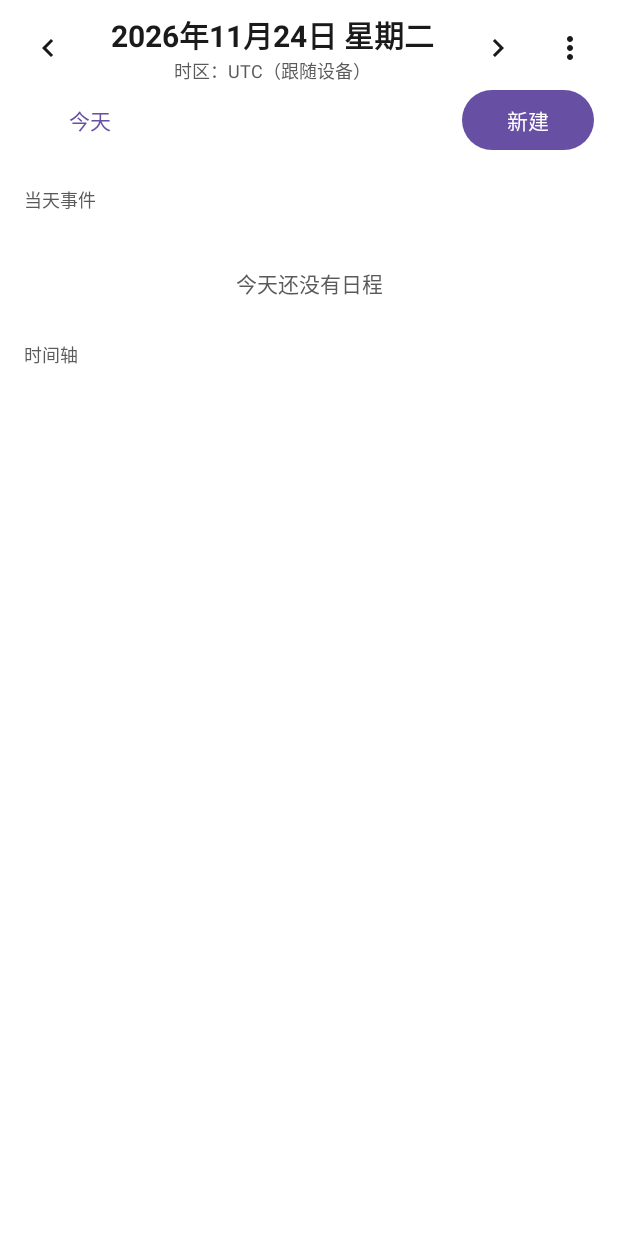
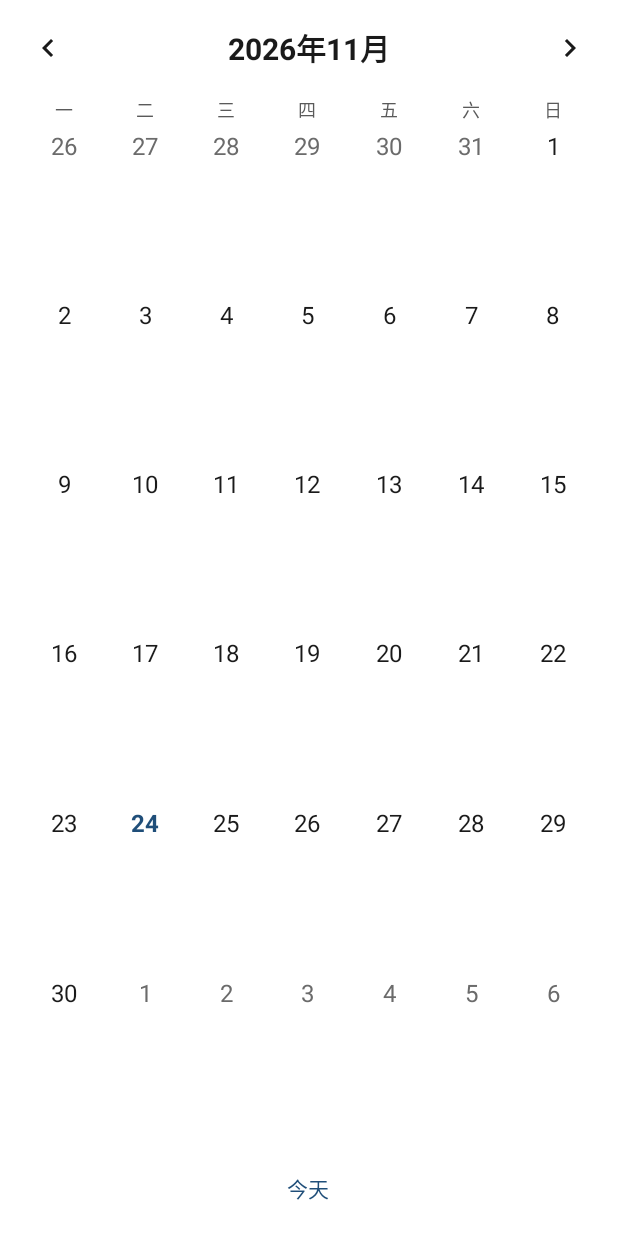
Before and after one commit to lwhlove1221/zzq-calendar-android, an Android app: the screen it shows after launch (MainActivity before the commit, MonthActivity after it), on a phone screen of 412 x 824 dp. Run offline under Robolectric (Android 15) with nearby library versions, the phone set to English and light mode, and no system bars.

Commit message:
补月视图：日历网格作为默认入口（ZZQ-40）

```diff
--- a/app/src/main/AndroidManifest.xml
+++ b/app/src/main/AndroidManifest.xml
@@ -10,7 +10,7 @@
         android:theme="@style/Theme.Calendar">
 
         <activity
-            android:name=".ui.MainActivity"
+            android:name=".ui.MonthActivity"
             android:exported="true">
             <intent-filter>
                 <action android:name="android.intent.action.MAIN" />
@@ -19,6 +19,10 @@
         </activity>
 
         <activity
+            android:name=".ui.MainActivity"
+            android:exported="false" />
+
+        <activity
             android:name=".ui.EventEditActivity"
             android:exported="false"
             android:windowSoftInputMode="adjustResize" />
--- a/app/src/main/java/com/zzq/calendar/data/EventRepository.kt
+++ b/app/src/main/java/com/zzq/calendar/data/EventRepository.kt
@@ -18,6 +18,7 @@ import com.zzq.calendar.importer.ImportPreview
 import java.time.Instant
 import java.time.LocalDate
 import java.time.LocalDateTime
+import java.time.YearMonth
 import java.time.ZoneId
 import java.util.UUID
 import kotlinx.coroutines.CoroutineDispatcher
@@ -105,23 +106,38 @@ class EventRepository(
     }
 
     suspend fun loadDay(day: LocalDate, zone: ZoneId = ZoneId.systemDefault()): DayAgenda =
+        withContext(ioDispatcher) { buildDay(store.loadAll(), day, zone) }
+
+    /** Event counts per day for the month grid; days without events are omitted. */
+    suspend fun loadMonth(month: YearMonth, zone: ZoneId = ZoneId.systemDefault()): Map<LocalDate, Int> =
         withContext(ioDispatcher) {
+            val stored = store.loadAll()
+            buildMap {
+                (1..month.lengthOfMonth()).forEach { dayOfMonth ->
+                    val day = month.atDay(dayOfMonth)
+                    val count = buildDay(stored, day, zone).instanceCount
+                    if (count > 0) put(day, count)
+                }
+            }
+        }
+
+    private fun buildDay(stored: List<StoredEvent>, day: LocalDate, zone: ZoneId): DayAgenda {
         val dayStart = day.atStartOfDay(zone).toInstant()
         val dayEnd = day.plusDays(1).atStartOfDay(zone).toInstant()
         val allDay = mutableListOf<EventInstance>()
         val timed = mutableListOf<EventInstance>()
 
-            store.loadAll().forEach { stored ->
-                val master = stored.master
+        stored.forEach { event ->
+            val master = event.master
             if (master.tombstone) return@forEach
             if (master.allDay) {
-                    allDay += expandAllDay(master, stored.exceptions, day, zone)
+                allDay += expandAllDay(master, event.exceptions, day, zone)
             } else {
-                    timed += expandTimed(master, stored.exceptions, dayStart, dayEnd, zone)
+                timed += expandTimed(master, event.exceptions, dayStart, dayEnd, zone)
             }
         }
 
-            DayAgenda(
+        return DayAgenda(
             day = day,
             allDay = allDay.sortedWith(compareBy({ it.startWall }, { it.title })),
             timed = timed.sortedWith(compareBy({ it.start }, { it.end }, { it.title })),
--- a/app/src/main/java/com/zzq/calendar/model/Models.kt
+++ b/app/src/main/java/com/zzq/calendar/model/Models.kt
@@ -98,6 +98,7 @@ data class DayAgenda(
     val timed: List<EventInstance>,
 ) {
     val isEmpty: Boolean get() = allDay.isEmpty() && timed.isEmpty()
+    val instanceCount: Int get() = allDay.size + timed.size
 }
 
 data class RepeatSpec(
--- /dev/null
+++ b/app/src/main/java/com/zzq/calendar/model/MonthGrid.kt
@@ -0,0 +1,26 @@
+package com.zzq.calendar.model
+
+import java.time.DayOfWeek
+import java.time.LocalDate
+import java.time.YearMonth
+import java.time.temporal.TemporalAdjusters
+
+data class MonthCell(val date: LocalDate, val inMonth: Boolean)
+
+/** 6×7 month grid, Monday first (PRD-06 default). */
+object MonthGrid {
+
+    const val COLUMNS = 7
+    const val ROWS = 6
+    const val SIZE = COLUMNS * ROWS
+
+    val weekdayLabels: List<String> = listOf("一", "二", "三", "四", "五", "六", "日")
+
+    fun cells(month: YearMonth): List<MonthCell> {
+        val first = month.atDay(1).with(TemporalAdjusters.previousOrSame(DayOfWeek.MONDAY))
+        return (0 until SIZE).map { offset ->
+            val date = first.plusDays(offset.toLong())
+            MonthCell(date, YearMonth.from(date) == month)
+        }
+    }
+}
--- /dev/null
+++ b/app/src/main/java/com/zzq/calendar/ui/MonthActivity.kt
@@ -0,0 +1,158 @@
+package com.zzq.calendar.ui
+
+import android.graphics.Typeface
+import android.os.Bundle
+import android.util.TypedValue
+import android.view.Gravity
+import android.view.View
+import android.widget.LinearLayout
+import android.widget.TextView
+import androidx.appcompat.app.AppCompatActivity
+import androidx.lifecycle.lifecycleScope
+import com.zzq.calendar.AppGraph
+import com.zzq.calendar.R
+import com.zzq.calendar.databinding.ActivityMonthBinding
+import com.zzq.calendar.model.MonthCell
+import com.zzq.calendar.model.MonthGrid
+import java.time.LocalDate
+import java.time.YearMonth
+import java.time.ZoneId
+import kotlinx.coroutines.launch
+
+class MonthActivity : AppCompatActivity() {
+
+    private lateinit var binding: ActivityMonthBinding
+    private val repository by lazy { AppGraph.repository(this) }
+    private val zone: ZoneId get() = ZoneId.systemDefault()
+
+    private var month: YearMonth = YearMonth.now()
+    private var loadGeneration = 0
+
+    override fun onCreate(savedInstanceState: Bundle?) {
+        super.onCreate(savedInstanceState)
+        binding = ActivityMonthBinding.inflate(layoutInflater)
+        setContentView(binding.root)
+
+        month = savedInstanceState?.getString(KEY_MONTH)?.let(YearMonth::parse) ?: YearMonth.now(zone)
+        binding.previousMonthButton.setOnClickListener { shiftMonth(-1) }
+        binding.nextMonthButton.setOnClickListener { shiftMonth(1) }
+        binding.todayButton.setOnClickListener {
+            month = YearMonth.now(zone)
+            load()
+        }
+        buildWeekHeader()
+    }
+
+    override fun onResume() {
+        super.onResume()
+        load()
+    }
+
+    override fun onSaveInstanceState(outState: Bundle) {
+        super.onSaveInstanceState(outState)
+        outState.putString(KEY_MONTH, month.toString())
+    }
+
+    private fun shiftMonth(delta: Long) {
+        month = month.plusMonths(delta)
+        load()
+    }
+
+    private fun buildWeekHeader() {
+        binding.weekHeader.removeAllViews()
+        MonthGrid.weekdayLabels.forEach { label ->
+            binding.weekHeader.addView(
+                TextView(this).apply {
+                    text = label
+                    gravity = Gravity.CENTER
+                    setTextColor(getColor(R.color.on_surface_variant))
+                    textSize = 12f
+                    layoutParams = LinearLayout.LayoutParams(0, LinearLayout.LayoutParams.WRAP_CONTENT, 1f)
+                },
+            )
+        }
+    }
+
+    private fun load() {
+        binding.monthTitle.text = getString(R.string.month_title, month.year, month.monthValue)
+        val generation = ++loadGeneration
+        lifecycleScope.launch(AppGraph.mainDispatcher) {
+            val counts = runCatching { repository.loadMonth(month, zone) }.getOrDefault(emptyMap())
+            if (generation != loadGeneration) return@launch
+            render(counts)
+        }
+    }
+
+    private fun render(counts: Map<LocalDate, Int>) {
+        binding.monthGrid.removeAllViews()
+        val cells = MonthGrid.cells(month)
+        val today = LocalDate.now(zone)
+        repeat(MonthGrid.ROWS) { row ->
+            val rowView = LinearLayout(this).apply {
+                orientation = LinearLayout.HORIZONTAL
+                layoutParams = LinearLayout.LayoutParams(
+                    LinearLayout.LayoutParams.MATCH_PARENT,
+                    0,
+                    1f,
+                )
+            }
+            repeat(MonthGrid.COLUMNS) { column ->
+                rowView.addView(buildCell(cells[row * MonthGrid.COLUMNS + column], counts, today))
+            }
+            binding.monthGrid.addView(rowView)
+        }
+    }
+
+    private fun buildCell(cell: MonthCell, counts: Map<LocalDate, Int>, today: LocalDate): View {
+        val count = counts[cell.date] ?: 0
+        val background = TypedValue()
+        theme.resolveAttribute(android.R.attr.selectableItemBackground, background, true)
+
+        val container = LinearLayout(this).apply {
+            orientation = LinearLayout.VERTICAL
+            gravity = Gravity.TOP or Gravity.CENTER_HORIZONTAL
+            minimumHeight = resources.getDimensionPixelSize(R.dimen.touch_target_min)
+            layoutParams = LinearLayout.LayoutParams(0, LinearLayout.LayoutParams.MATCH_PARENT, 1f)
+            setBackgroundResource(background.resourceId)
+            isClickable = true
+            isFocusable = true
+            contentDescription = if (count > 0) {
+                getString(
+                    R.string.month_cell_description,
+                    cell.date.monthValue,
+                    cell.date.dayOfMonth,
+                    count,
+                )
+            } else {
+                getString(R.string.month_cell_empty, cell.date.monthValue, cell.date.dayOfMonth)
+            }
+            setOnClickListener { startActivity(MainActivity.dayIntent(this@MonthActivity, cell.date)) }
+        }
+
+        val dayNumber = TextView(this).apply {
+            text = cell.date.dayOfMonth.toString()
+            gravity = Gravity.CENTER
+            textSize = 16f
+            setPadding(0, resources.getDimensionPixelSize(R.dimen.spacing_small) / 2, 0, 0)
+            setTextColor(getColor(if (cell.inMonth) R.color.on_surface else R.color.hour_text))
+            if (cell.date == today) {
+                setTypeface(typeface, Typeface.BOLD)
+                setTextColor(getColor(R.color.primary))
+            }
+        }
+        val dots = TextView(this).apply {
+            textSize = 10f
+            gravity = Gravity.CENTER
+            maxLines = 1
+            setTextColor(getColor(R.color.primary))
+            text = if (count > 3) "●●●+" else "●".repeat(count)
+        }
+        container.addView(dayNumber)
+        container.addView(dots)
+        return container
+    }
+
+    private companion object {
+        const val KEY_MONTH = "month"
+    }
+}
--- /dev/null
+++ b/app/src/main/res/layout/activity_month.xml
@@ -0,0 +1,75 @@
+<?xml version="1.0" encoding="utf-8"?>
+<LinearLayout xmlns:android="http://schemas.android.com/apk/res/android"
+    android:layout_width="match_parent"
+    android:layout_height="match_parent"
+    android:background="@color/surface"
+    android:fitsSystemWindows="true"
+    android:orientation="vertical">
+
+    <LinearLayout
+        android:layout_width="match_parent"
+        android:layout_height="wrap_content"
+        android:gravity="center_vertical"
+        android:minHeight="@dimen/touch_target_min"
+        android:orientation="horizontal"
+        android:paddingStart="@dimen/spacing_small"
+        android:paddingTop="@dimen/spacing_small"
+        android:paddingEnd="@dimen/spacing_small">
+
+        <ImageButton
+            android:id="@+id/previousMonthButton"
+            android:layout_width="@dimen/touch_target_min"
+            android:layout_height="@dimen/touch_target_min"
+            android:background="?attr/selectableItemBackgroundBorderless"
+            android:contentDescription="@string/month_previous"
+            android:src="@drawable/ic_chevron_left" />
+
+        <TextView
+            android:id="@+id/monthTitle"
+            android:layout_width="0dp"
+            android:layout_height="wrap_content"
+            android:layout_weight="1"
+            android:gravity="center"
+            android:maxLines="2"
+            android:textColor="@color/on_surface"
+            android:textSize="20sp"
+            android:textStyle="bold" />
+
+        <ImageButton
+            android:id="@+id/nextMonthButton"
+            android:layout_width="@dimen/touch_target_min"
+            android:layout_height="@dimen/touch_target_min"
+            android:background="?attr/selectableItemBackgroundBorderless"
+            android:contentDescription="@string/month_next"
+            android:src="@drawable/ic_chevron_right" />
+    </LinearLayout>
+
+    <LinearLayout
+        android:id="@+id/weekHeader"
+        android:layout_width="match_parent"
+        android:layout_height="wrap_content"
+        android:orientation="horizontal"
+        android:paddingStart="@dimen/screen_padding"
+        android:paddingTop="@dimen/spacing_small"
+        android:paddingEnd="@dimen/screen_padding" />
+
+    <LinearLayout
+        android:id="@+id/monthGrid"
+        android:layout_width="match_parent"
+        android:layout_height="0dp"
+        android:layout_weight="1"
+        android:orientation="vertical"
+        android:paddingStart="@dimen/screen_padding"
+        android:paddingEnd="@dimen/screen_padding" />
+
+    <Button
+        android:id="@+id/todayButton"
+        android:layout_width="wrap_content"
+        android:layout_height="@dimen/touch_target_min"
+        android:layout_gravity="center_horizontal"
+        android:layout_margin="@dimen/spacing_small"
+        android:background="?attr/selectableItemBackground"
+        android:minWidth="@dimen/touch_target_min"
+        android:text="@string/today"
+        android:textColor="@color/primary" />
+</LinearLayout>
--- a/app/src/main/res/values/strings.xml
+++ b/app/src/main/res/values/strings.xml
@@ -13,6 +13,13 @@
     <string name="all_day_label">全天</string>
     <string name="untitled">未命名</string>
     <string name="timeline_description">%1$s 的时间轴，共 %2$d 个日程</string>
+
+    <string name="month_title">%1$d年%2$d月</string>
+    <string name="month_previous">上个月</string>
+    <string name="month_next">下个月</string>
+    <string name="month_view">月视图</string>
+    <string name="month_cell_description">%1$d月%2$d日，%3$d 个日程</string>
+    <string name="month_cell_empty">%1$d月%2$d日，无日程</string>
 
     <string name="edit_title">新建日程</string>
     <string name="edit_title_existing">编辑日程</string>
```
Also changed, not shown: app/src/main/java/com/zzq/calendar/ui/MainActivity.kt (+11 -1 lines), app/src/main/res/layout/activity_main.xml (+11 -0 lines), 7 other files. Lines whose indentation alone changed are shown as unchanged.
